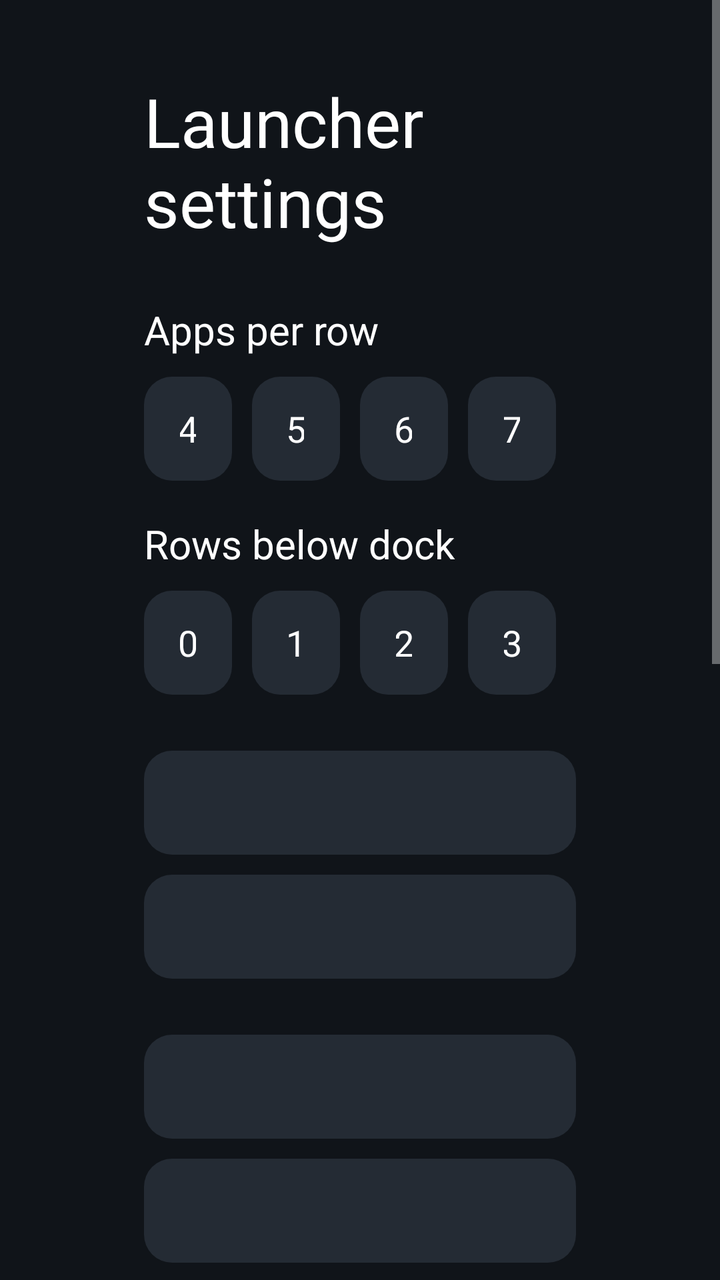
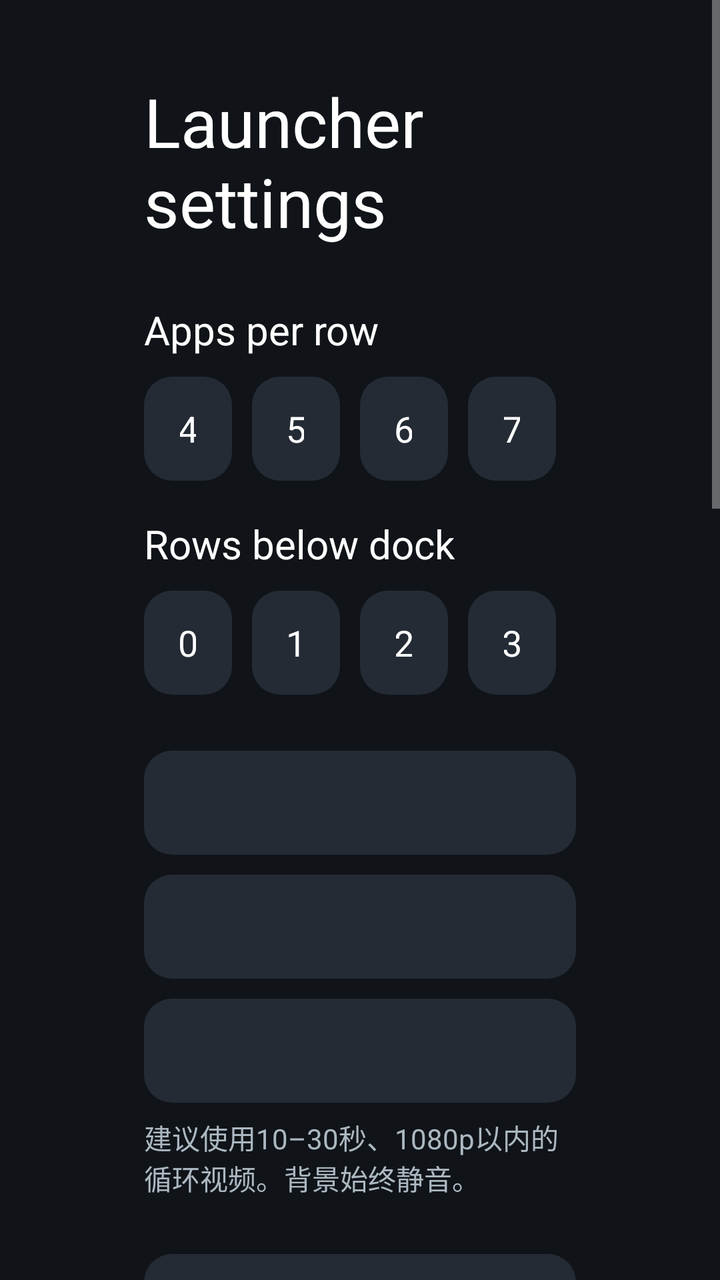

An Android layout rendered at two revisions. The XML below is the earlier revision; the diff shows what the commit changed to produce the second picture.
<!-- AndroidManifest.xml: application theme Theme.TvHome -->
<!-- res/layout/activity_launcher_settings.xml -->
<?xml version="1.0" encoding="utf-8"?>
<ScrollView xmlns:android="http://schemas.android.com/apk/res/android"
    android:layout_width="match_parent"
    android:layout_height="match_parent"
    android:background="#FF101419"
    android:fillViewport="true">

    <LinearLayout
        android:layout_width="match_parent"
        android:layout_height="wrap_content"
        android:orientation="vertical"
        android:paddingStart="72dp"
        android:paddingEnd="72dp"
        android:paddingTop="38dp"
        android:paddingBottom="38dp">

        <TextView
            android:layout_width="match_parent"
            android:layout_height="wrap_content"
            android:text="@string/launcher_settings"
            android:textColor="#FFFFFFFF"
            android:textSize="34sp" />

        <TextView
            android:layout_width="match_parent"
            android:layout_height="wrap_content"
            android:layout_marginTop="28dp"
            android:text="@string/columns_label"
            android:textColor="#FFFFFFFF"
            android:textSize="20sp" />

        <LinearLayout
            android:layout_width="match_parent"
            android:layout_height="wrap_content"
            android:layout_marginTop="10dp"
            android:orientation="horizontal">

            <TextView android:id="@+id/columns4" style="@style/SettingsColumnChoice" android:text="4" />
            <TextView android:id="@+id/columns5" style="@style/SettingsColumnChoice" android:text="5" />
            <TextView android:id="@+id/columns6" style="@style/SettingsColumnChoice" android:text="6" />
            <TextView android:id="@+id/columns7" style="@style/SettingsColumnChoice" android:text="7" />
        </LinearLayout>

        <TextView
            android:layout_width="match_parent"
            android:layout_height="wrap_content"
            android:layout_marginTop="18dp"
            android:text="@string/rows_below_dock_label"
            android:textColor="#FFFFFFFF"
            android:textSize="20sp" />

        <LinearLayout
            android:layout_width="match_parent"
            android:layout_height="wrap_content"
            android:layout_marginTop="10dp"
            android:orientation="horizontal">

            <TextView android:id="@+id/rows0" style="@style/SettingsColumnChoice" android:text="0" />
            <TextView android:id="@+id/rows1" style="@style/SettingsColumnChoice" android:text="1" />
            <TextView android:id="@+id/rows2" style="@style/SettingsColumnChoice" android:text="2" />
            <TextView android:id="@+id/rows3" style="@style/SettingsColumnChoice" android:text="3" />
        </LinearLayout>

        <TextView
            android:id="@+id/wallpaperChoice"
            style="@style/SettingsRow"
            android:layout_marginTop="28dp" />

        <TextView
            android:id="@+id/wallpaperDimChoice"
            style="@style/SettingsRow"
            android:layout_marginTop="10dp" />

        <TextView
            android:id="@+id/animationsChoice"
            style="@style/SettingsRow"
            android:layout_marginTop="28dp" />

        <TextView
            android:id="@+id/advancedChoice"
            style="@style/SettingsRow"
            android:layout_marginTop="10dp" />

        <TextView
            android:layout_width="match_parent"
            android:layout_height="wrap_content"
            android:layout_marginTop="8dp"
            android:text="@string/advanced_effects_warning"
            android:textColor="#FFACB8C1"
            android:textSize="14sp" />

        <TextView
            android:id="@+id/followThemeChoice"
            style="@style/SettingsRow"
            android:layout_marginTop="18dp"
            android:text="@string/follow_theme" />

        <TextView
            android:layout_width="match_parent"
            android:layout_height="wrap_content"
            android:layout_marginTop="7dp"
            android:text="@string/follow_theme_hint"
            android:textColor="#FFACB8C1"
            android:textSize="14sp" />

        <TextView
            android:id="@+id/defaultHomeChoice"
            style="@style/SettingsRow"
            android:layout_marginTop="28dp"
            android:text="@string/home_settings" />

        <TextView
            android:layout_width="match_parent"
            android:layout_height="wrap_content"
            android:layout_marginTop="7dp"
            android:text="@string/home_settings_help"
            android:textColor="#FFACB8C1"
            android:textSize="14sp" />

        <TextView
            android:id="@+id/homeHelperChoice"
            style="@style/SettingsRow"
            android:layout_marginTop="18dp" />

        <TextView
            android:id="@+id/tvSettingsChoice"
            style="@style/SettingsRow"
            android:layout_marginTop="18dp"
            android:text="@string/tv_settings" />
    </LinearLayout>
</ScrollView>
<!-- resources referenced by this layout -->
<resources>
  <string name="advanced_effects_warning">Adds a lifted tile, icon zoom and smooth colour transitions. May increase memory use; the actual difference depends on your TV.</string>
  <string name="columns_label">Apps per row</string>
  <string name="follow_theme">Follow theme (reset on-TV choices)</string>
  <string name="follow_theme_hint">Uses the current theme or built-in layout and motion settings. Pushing or resetting a theme also clears your on-TV choices.</string>
  <string name="home_settings">Choose default home</string>
  <string name="home_settings_help">Select your original home to stop using CleanYourTV as Home, or CleanYourTV to switch back. The original launcher must be enabled and your TV must provide a home picker; use the restore script first if it was disabled.</string>
  <string name="launcher_settings">Launcher settings</string>
  <string name="rows_below_dock_label">Rows below dock</string>
  <string name="tv_settings">TV system settings</string>
  <style name="SettingsColumnChoice" parent="SettingsRow">
          <item name="android:layout_width">0dp</item>
          <item name="android:layout_weight">1</item>
          <item name="android:layout_marginEnd">10dp</item>
          <item name="android:gravity">center</item>
      </style>
  <style name="SettingsRow">
          <item name="android:layout_width">match_parent</item>
          <item name="android:layout_height">52dp</item>
          <item name="android:gravity">center_vertical</item>
          <item name="android:paddingStart">18dp</item>
          <item name="android:paddingEnd">18dp</item>
          <item name="android:background">@drawable/settings_choice_bg</item>
          <item name="android:textColor">#FFFFFFFF</item>
          <item name="android:textSize">18sp</item>
          <item name="android:focusable">true</item>
          <item name="android:clickable">true</item>
      </style>
  <style name="Theme.TvHome" parent="android:Theme.Material.NoActionBar.Fullscreen">
          <item name="android:windowBackground">@android:color/black</item>
          <item name="android:colorBackground">@android:color/black</item>
          <item name="android:windowAnimationStyle">@null</item>
      </style>
  <!-- drawable settings_choice_bg (drawable) -->
  <?xml version="1.0" encoding="utf-8"?>
  <selector xmlns:android="http://schemas.android.com/apk/res/android">
      <item android:state_focused="true">
          <shape android:shape="rectangle">
              <solid android:color="#5574A987" />
              <corners android:radius="14dp" />
              <stroke android:width="2dp" android:color="#FFB9E7C7" />
          </shape>
      </item>
      <item android:state_selected="true">
          <shape android:shape="rectangle">
              <solid android:color="#334DAE6D" />
              <corners android:radius="14dp" />
              <stroke android:width="1dp" android:color="#FF4DAE6D" />
          </shape>
      </item>
      <item>
          <shape android:shape="rectangle">
              <solid android:color="#FF242B34" />
              <corners android:radius="14dp" />
          </shape>
      </item>
  </selector>
</resources>

<!-- the commit's change to res/layout/activity_launcher_settings.xml (unified diff, before → after) -->
@@ -72,6 +72,19 @@
             android:layout_marginTop="10dp" />
 
         <TextView
+            android:id="@+id/videoWallpaperChoice"
+            style="@style/SettingsRow"
+            android:layout_marginTop="10dp" />
+
+        <TextView
+            android:layout_width="match_parent"
+            android:layout_height="wrap_content"
+            android:layout_marginTop="7dp"
+            android:text="@string/video_wallpaper_hint"
+            android:textColor="#FFACB8C1"
+            android:textSize="14sp" />
+
+        <TextView
             android:id="@+id/animationsChoice"
             style="@style/SettingsRow"
             android:layout_marginTop="28dp" />
@@ -123,6 +136,30 @@
             android:layout_marginTop="18dp" />
 
         <TextView
+            android:id="@+id/homeNormalBehavior"
+            style="@style/SettingsRow"
+            android:layout_marginTop="10dp"
+            android:text="@string/home_normal_behavior" />
+
+        <TextView
+            android:id="@+id/homeSignalSourceChoice"
+            style="@style/SettingsRow"
+            android:layout_marginTop="28dp"
+            android:text="@string/home_signal_source" />
+
+        <TextView
+            android:id="@+id/homeScreensaverChoice"
+            style="@style/SettingsRow"
+            android:layout_marginTop="10dp"
+            android:text="@string/home_screensaver" />
+
+        <TextView
+            android:id="@+id/homeAppsChoice"
+            style="@style/SettingsRow"
+            android:layout_marginTop="10dp"
+            android:text="@string/home_apps_category" />
+
+        <TextView
             android:id="@+id/tvSettingsChoice"
             style="@style/SettingsRow"
             android:layout_marginTop="18dp"
<!-- resource entries referenced after the edit -->
@@ -4,11 +4,16 @@
   <string name="columns_label">Apps per row</string>
   <string name="follow_theme">Follow theme (reset on-TV choices)</string>
   <string name="follow_theme_hint">Uses the current theme or built-in layout and motion settings. Pushing or resetting a theme also clears your on-TV choices.</string>
+  <string name="home_apps_category" translatable="false">应用与Dock</string>
+  <string name="home_normal_behavior" translatable="false">单按Home回到TVHome，快速连按三次进入小米原厂桌面。</string>
+  <string name="home_screensaver" translatable="false">屏保与闲置</string>
   <string name="home_settings">Choose default home</string>
   <string name="home_settings_help">Select your original home to stop using CleanYourTV as Home, or CleanYourTV to switch back. The original launcher must be enabled and your TV must provide a home picker; use the restore script first if it was disabled.</string>
+  <string name="home_signal_source" translatable="false">信号源与预览</string>
   <string name="launcher_settings">Launcher settings</string>
   <string name="rows_below_dock_label">Rows below dock</string>
   <string name="tv_settings">TV system settings</string>
+  <string name="video_wallpaper_hint" translatable="false">建议使用10–30秒、1080p以内的循环视频。背景始终静音。</string>
   <style name="SettingsColumnChoice" parent="SettingsRow">
           <item name="android:layout_width">0dp</item>
           <item name="android:layout_weight">1</item>
